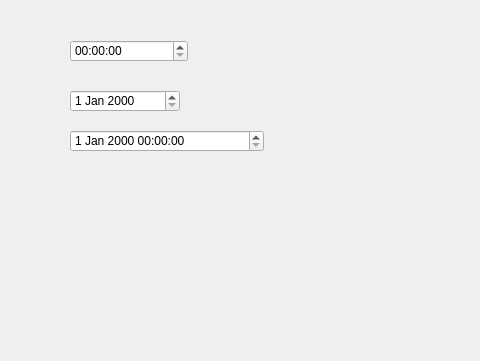
hashimoto0106/Qt, file Time/prj/mainwindow.ui: the form before one commit; both pictures show x 0 to 480 and y 0 to 361 of the 800 by 600 pixel window.
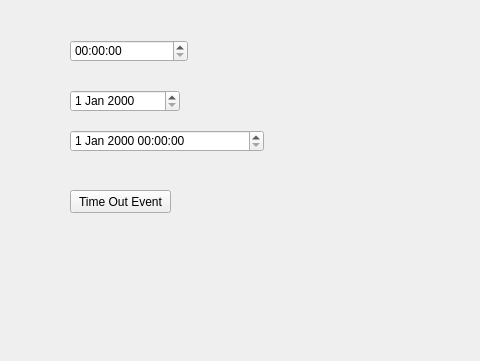
The form after the commit.

Diff of the .ui file:
```diff
--- a/Time/prj/mainwindow.ui
+++ b/Time/prj/mainwindow.ui
@@ -44,6 +44,19 @@
      </rect>
     </property>
    </widget>
+   <widget class="QPushButton" name="pushButton">
+    <property name="geometry">
+     <rect>
+      <x>70</x>
+      <y>190</y>
+      <width>101</width>
+      <height>23</height>
+     </rect>
+    </property>
+    <property name="text">
+     <string>Time Out Event</string>
+    </property>
+   </widget>
   </widget>
   <widget class="QMenuBar" name="menubar">
    <property name="geometry">
```
